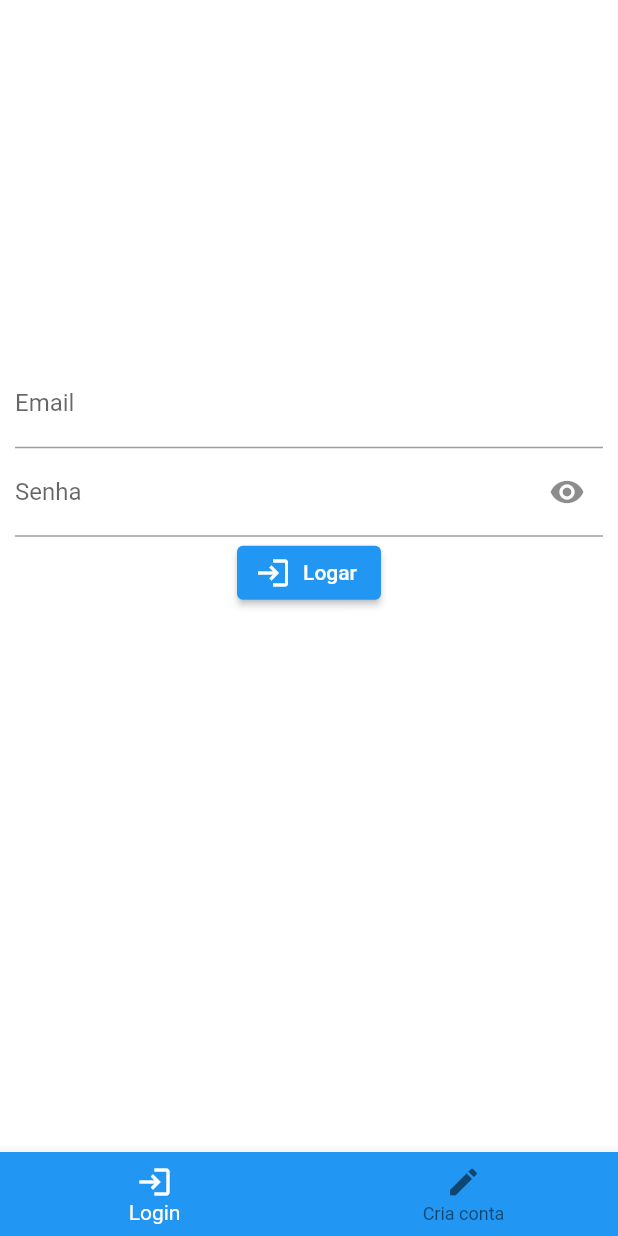
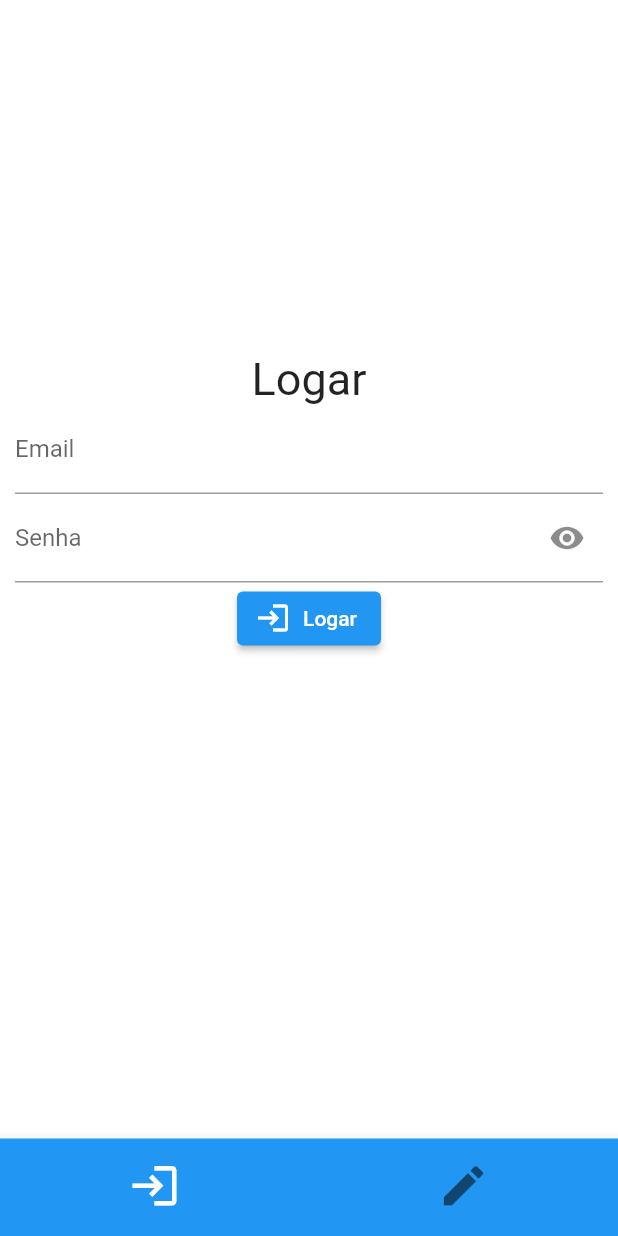
Before and after one commit to yThanos/flutter_app, a Flutter app: the screen it shows after launch, on a phone screen of 412 x 824 dp. Run offline on Flutter 3.47's test engine with Material 2 defaults, Android fonts, the phone set to English and light mode, and no system bars; our stand-ins replace sqflite; accounts and stored records are empty.

Commit message:
to tentando vei

```diff
--- a/lib/dao/OpenDatabase.dart
+++ b/lib/dao/OpenDatabase.dart
@@ -9,6 +9,8 @@ Future<Database> getDatabase() async{
       path,
       onCreate: (db, version){
         db.execute('CREATE TABLE USUARIOS (codigo INTEGER PRIMARY KEY AUTOINCREMENT, nome TEXT, telefone TEXT, senha TEXT, email TEXT UNIQUE)');
+        db.execute('CREATE TABLE PRODUTOS (codigo INTEGER PRIMARY KEY AUTOINCREMENT, nome TEXT, valor REAL)');
+        db.execute('CREATE TABLE LOTES(produto INTEGER, lote INTEGER, qntd INTEGER, validade TEXT, FOREIGN KEY (produto) REFERENCES PRODUTOS(codigo))');
       },
       version: 1);
 
--- a/lib/screens/login.dart
+++ b/lib/screens/login.dart
@@ -1,5 +1,6 @@
 import 'package:app_flutter/dao/usuarioDAO.dart';
 import 'package:app_flutter/model/usuario.dart';
+import 'package:app_flutter/screens/menu.dart';
 import 'package:flutter/material.dart';
 
 class login extends StatefulWidget {
@@ -33,13 +34,15 @@ class _loginState extends State<login> {
               height: MediaQuery.of(context).size.height * 0.35,
               child: Column(
                 children: [
-                  TextField(
+                  Text("Logar",style: TextStyle(fontSize: 30),),
+                  TextFormField(
+                    keyboardType: TextInputType.emailAddress,
                     decoration: InputDecoration(
                         labelText: "Email"
                     ),
                     controller: _emailLogin,
                   ),
-                  TextField(
+                  TextFormField(
                     controller: _senhaLogin,
                     obscureText: _obscureText,
                     decoration: InputDecoration(
@@ -67,7 +70,7 @@ class _loginState extends State<login> {
                         });
                       }else if(usuario.senha == _senhaLogin.text){
                         setState(() {
-                          print("\n\nlogou\n\n");
+                          Navigator.of(context).pushReplacement(MaterialPageRoute(builder: (context)=> menu()));
                           _emailLogin.clear();
                           _senhaLogin.clear();
                         });
@@ -100,20 +103,33 @@ class _loginState extends State<login> {
             Container(
               child: Column(
                 children: [
-                  TextField(
+                  Text("Criar Conta",style: TextStyle(fontSize: 30),),
+                  TextFormField(
+                    keyboardType: TextInputType.name,
                     controller: _nameController,
                     decoration: InputDecoration(labelText: 'Nome'),
                   ),
-                  TextField(
+                  TextFormField(
+                    keyboardType: TextInputType.emailAddress,
                     controller: _emailController,
                     decoration: InputDecoration(labelText: 'Email'),
                   ),
-                  TextField(
+                  TextFormField(
                     controller: _passwordController,
-                    decoration: InputDecoration(labelText: 'Senha'),
-                    obscureText: true,
+                    obscureText: _obscureText,
+                    decoration: InputDecoration(
+                      labelText: 'Senha',
+                      suffixIcon: IconButton(
+                        icon: Icon(_obscureText ? Icons.visibility : Icons.visibility_off),
+                        onPressed: () {
+                          setState(() {
+                            _obscureText = !_obscureText;
+                          });
+                        },
+                      ),
+                    ),
                   ),
-                  TextField(
+                  TextFormField(
                     controller: _phoneController,
                     decoration: InputDecoration(labelText: 'Telefone'),
                     keyboardType: TextInputType.phone,
@@ -133,6 +149,11 @@ class _loginState extends State<login> {
                       _passwordController.clear();
                       _emailController.clear();
                       _nameController.clear();
+
+                      setState(() {
+                        _selectedIndex = 0;
+                      });
+
                     },
                     icon: Icon(Icons.create),
                     label: Text("Criar Conta")
@@ -149,14 +170,19 @@ class _loginState extends State<login> {
       bottomNavigationBar: BottomNavigationBar(
         items: [
           BottomNavigationBarItem(
+            label: "t",
             icon: Icon(Icons.login),
-            label: "Login"
+
           ),
           BottomNavigationBarItem(
+            label: "t",
             icon: Icon(Icons.create),
-            label: "Cria conta"
+
           )
         ],
+        showSelectedLabels: false,
+        showUnselectedLabels: false,
+        iconSize: 35,
         backgroundColor: Colors.blue,
         selectedItemColor: Colors.white,
         currentIndex: _selectedIndex,
```
Also changed, not shown: lib/dao/loteDAO.dart (added, +39 -0 lines), lib/dao/produtoDAO.dart (added, +38 -0 lines), lib/model/lote.dart (added, +17 -0 lines), lib/model/produto.dart (added, +16 -0 lines), lib/screens/menu.dart (added, +162 -0 lines), pubspec.lock, 3 other files.
